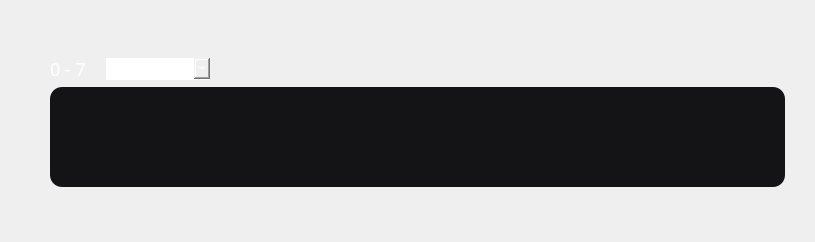
This is ui/digitalIoElement.ui in analogdevicesinc/scopy as Qt 5 draws it before an edit. The edited form follows.
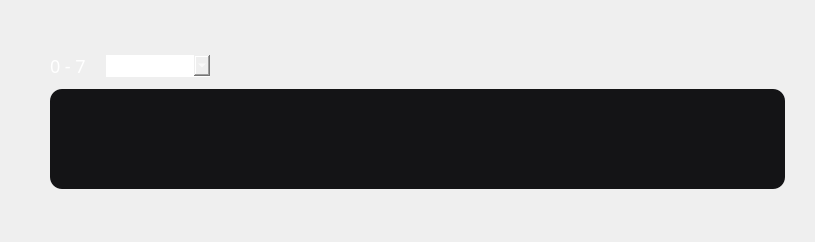
This is the edited form. Icons and pictures are not drawn.

Commit message: DigitalIO - changed run button label, changed spacing in the instrument

```diff
--- a/ui/digitalIoElement.ui
+++ b/ui/digitalIoElement.ui
@@ -244,7 +244,7 @@
      <property name="sizeHint" stdset="0">
       <size>
        <width>5</width>
-       <height>5</height>
+       <height>10</height>
       </size>
      </property>
     </spacer>
```
The commit also changes 3 other files.
